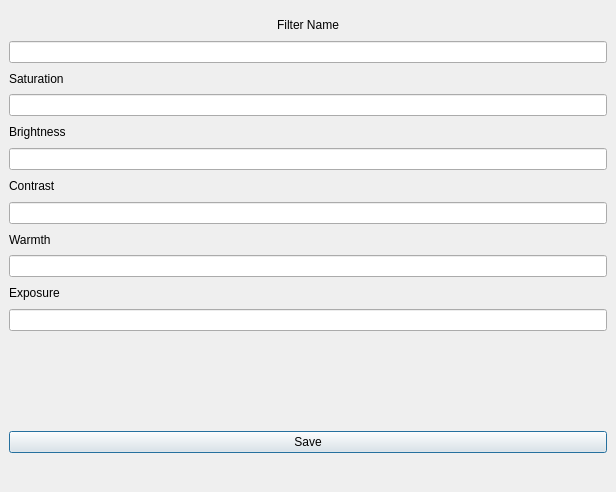
Before: the Qt Designer form ui_files/filter_input_dialog.ui in abeshahsan/Photo-Wizard, drawn with Qt 5.
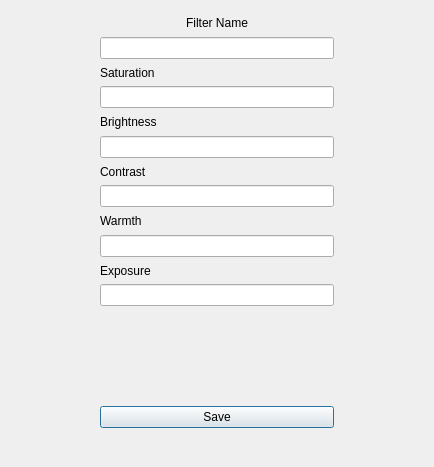
After: the same form once the commit is applied.

Patch:
```diff
--- a/ui_files/filter_input_dialog.ui
+++ b/ui_files/filter_input_dialog.ui
@@ -6,8 +6,8 @@
    <rect>
     <x>0</x>
     <y>0</y>
-    <width>616</width>
-    <height>492</height>
+    <width>434</width>
+    <height>467</height>
    </rect>
   </property>
   <property name="windowTitle">
@@ -35,6 +35,12 @@
       <property name="spacing">
        <number>0</number>
       </property>
+      <property name="leftMargin">
+       <number>100</number>
+      </property>
+      <property name="rightMargin">
+       <number>100</number>
+      </property>
       <item>
        <widget class="QLabel" name="label_6">
         <property name="text">
@@ -50,6 +56,9 @@
       </item>
       <item>
        <widget class="QLabel" name="label">
+        <property name="autoFillBackground">
+         <bool>false</bool>
+        </property>
         <property name="text">
          <string>Saturation</string>
         </property>
```
